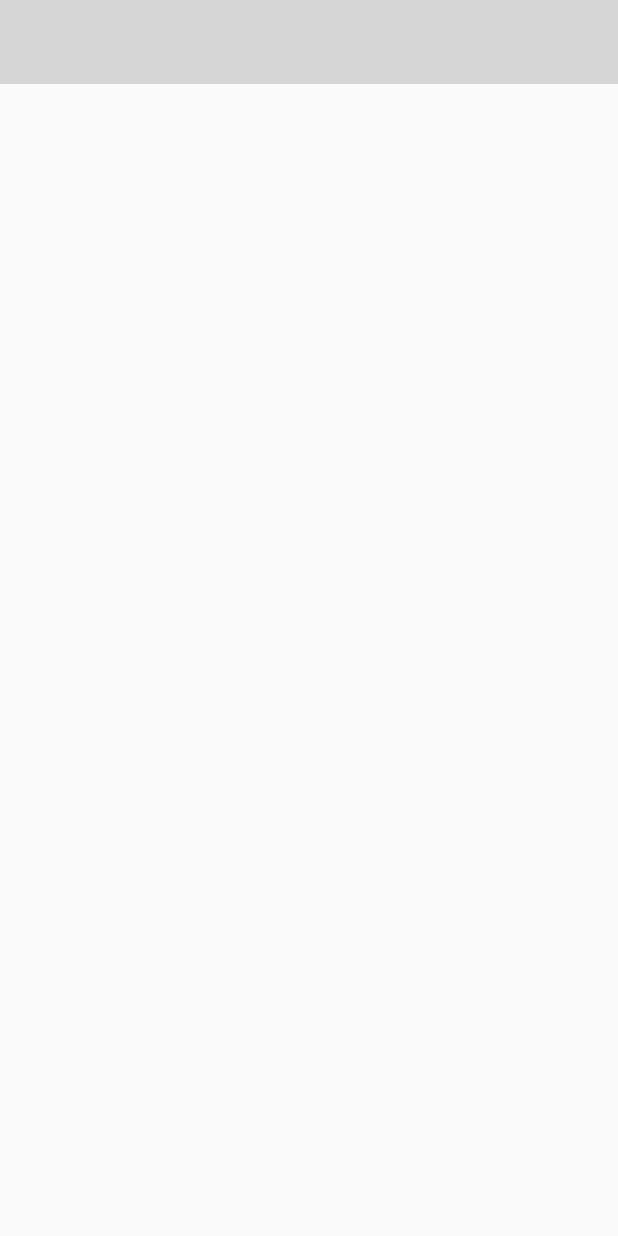
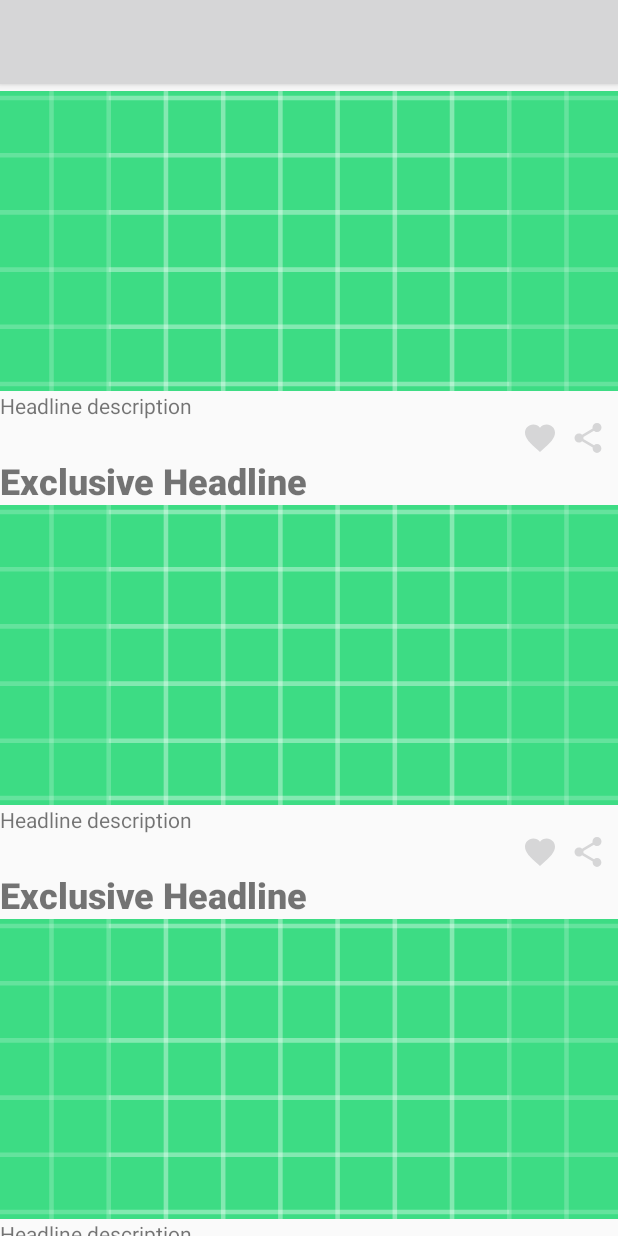
Before and after one commit to kulloveth/LatestNews, an Android app: the layout fragment_headline.xml on its own in the app's theme, with its tools: preview values and no code run, on a phone screen of 412 x 824 dp. Run offline under Robolectric (Android 15) with nearby library versions, the phone set to English and light mode, and no system bars.

Commit message:
create views for headline

```diff
--- /dev/null
+++ b/app/src/main/res/drawable/ic_share_black_24dp.xml
@@ -0,0 +1,9 @@
+<vector xmlns:android="http://schemas.android.com/apk/res/android"
+        android:width="24dp"
+        android:height="24dp"
+        android:viewportWidth="24.0"
+        android:viewportHeight="24.0">
+    <path
+        android:fillColor="@color/colorPrimary"
+        android:pathData="M18,16.08c-0.76,0 -1.44,0.3 -1.96,0.77L8.91,12.7c0.05,-0.23 0.09,-0.46 0.09,-0.7s-0.04,-0.47 -0.09,-0.7l7.05,-4.11c0.54,0.5 1.25,0.81 2.04,0.81 1.66,0 3,-1.34 3,-3s-1.34,-3 -3,-3 -3,1.34 -3,3c0,0.24 0.04,0.47 0.09,0.7L8.04,9.81C7.5,9.31 6.79,9 6,9c-1.66,0 -3,1.34 -3,3s1.34,3 3,3c0.79,0 1.5,-0.31 2.04,-0.81l7.12,4.16c-0.05,0.21 -0.08,0.43 -0.08,0.65 0,1.61 1.31,2.92 2.92,2.92 1.61,0 2.92,-1.31 2.92,-2.92s-1.31,-2.92 -2.92,-2.92z"/>
+</vector>
--- a/app/src/main/res/layout/fragment_headline.xml
+++ b/app/src/main/res/layout/fragment_headline.xml
@@ -6,6 +6,16 @@
     android:layout_height="wrap_content"
     tools:context=".ui.headlines.HeadlineFragment">
 
-    <include layout="@layout/appbar_layout"
-        android:id="@+id/app_bar"/>
+    <include
+        android:id="@+id/app_bar"
+        layout="@layout/appbar_layout" />
+
+    <androidx.recyclerview.widget.RecyclerView
+        android:layout_width="0dp"
+        android:layout_height="wrap_content"
+        app:layout_constraintBottom_toBottomOf="parent"
+        app:layout_constraintEnd_toEndOf="parent"
+        app:layout_constraintStart_toStartOf="parent"
+        app:layout_constraintTop_toBottomOf="@id/app_bar"
+        tools:listitem="@layout/headline_list_item" />
 </androidx.constraintlayout.widget.ConstraintLayout>
--- /dev/null
+++ b/app/src/main/res/layout/headline_list_item.xml
@@ -0,0 +1,56 @@
+<?xml version="1.0" encoding="utf-8"?>
+<LinearLayout xmlns:android="http://schemas.android.com/apk/res/android"
+    xmlns:tools="http://schemas.android.com/tools"
+    android:layout_width="match_parent"
+    android:layout_height="match_parent"
+    android:orientation="vertical">
+
+    <TextView
+        android:id="@+id/title"
+        android:layout_width="match_parent"
+        android:layout_height="wrap_content"
+        android:fontFamily="sans-serif-black"
+        android:textSize="24sp"
+        android:textStyle="bold"
+        tools:text="Exclusive Headline" />
+
+    <ImageView
+        android:id="@+id/article_image"
+        android:layout_width="match_parent"
+        android:layout_height="200dp"
+        android:contentDescription="@string/news_image"
+        android:scaleType="centerCrop"
+        android:src="@drawable/ic_launcher_background" />
+
+    <TextView
+        android:id="@+id/description"
+        android:layout_width="match_parent"
+        android:layout_height="wrap_content"
+        android:fontFamily="sans-serif"
+        tools:text="Headline description" />
+
+    <LinearLayout
+        android:layout_width="match_parent"
+        android:layout_height="wrap_content"
+        android:gravity="end"
+        android:orientation="horizontal">
+
+        <ImageView
+            android:id="@+id/like"
+            android:layout_width="wrap_content"
+            android:layout_height="wrap_content"
+            android:layout_marginEnd="@dimen/half_standard_padding"
+            android:contentDescription="@string/like_button"
+            android:src="@drawable/ic_favorite_black_24dp" />
+
+        <ImageView
+            android:layout_width="wrap_content"
+            android:layout_height="wrap_content"
+            android:layout_marginEnd="@dimen/half_standard_padding"
+            android:contentDescription="@string/share"
+            android:src="@drawable/ic_share_black_24dp" />
+
+    </LinearLayout>
+
+
+</LinearLayout>
--- a/app/src/main/res/values/dimens.xml
+++ b/app/src/main/res/values/dimens.xml
@@ -1,4 +1,5 @@
 <?xml version="1.0" encoding="utf-8"?>
 <resources>
     <dimen name="elevation_standard">4dp</dimen>
+    <dimen name="half_standard_padding">8dp</dimen>
 </resources>
--- a/app/src/main/res/values/strings.xml
+++ b/app/src/main/res/values/strings.xml
@@ -8,4 +8,7 @@
     <string name="category_fragment_title">Categories</string>
     <string name="favorite_fragment_title">Favorites</string>
     <string name="headline_fragment_category">Headlines</string>
+    <string name="news_image">News Image</string>
+    <string name="like_button">Like</string>
+    <string name="share">Share</string>
 </resources>
```
